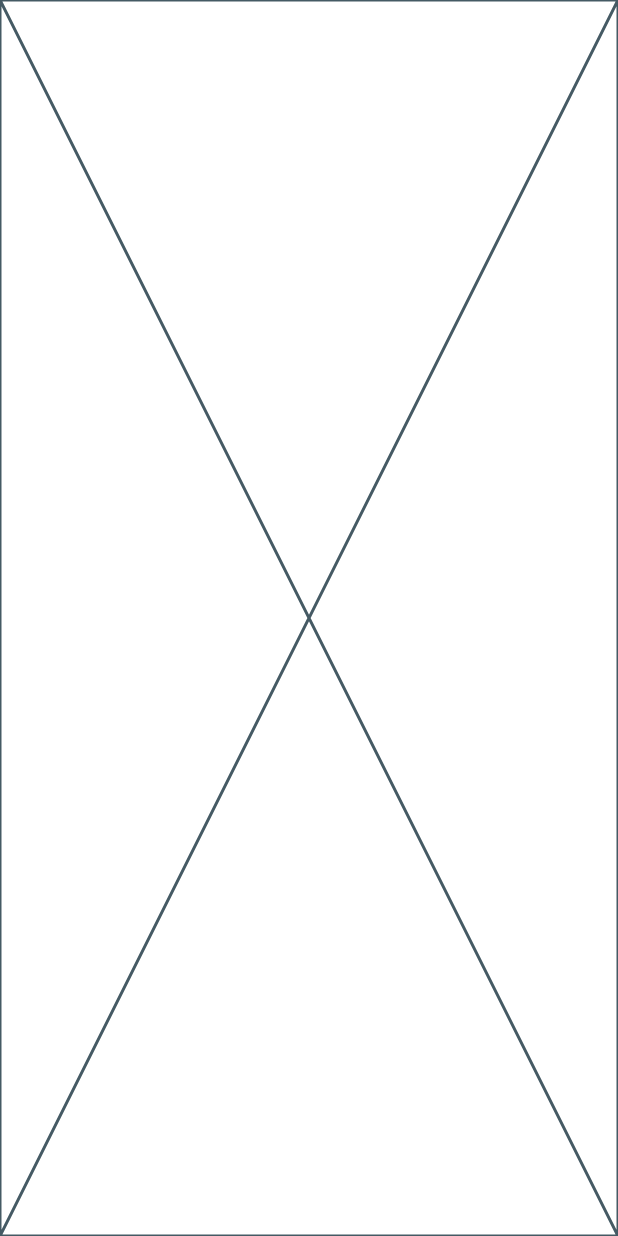
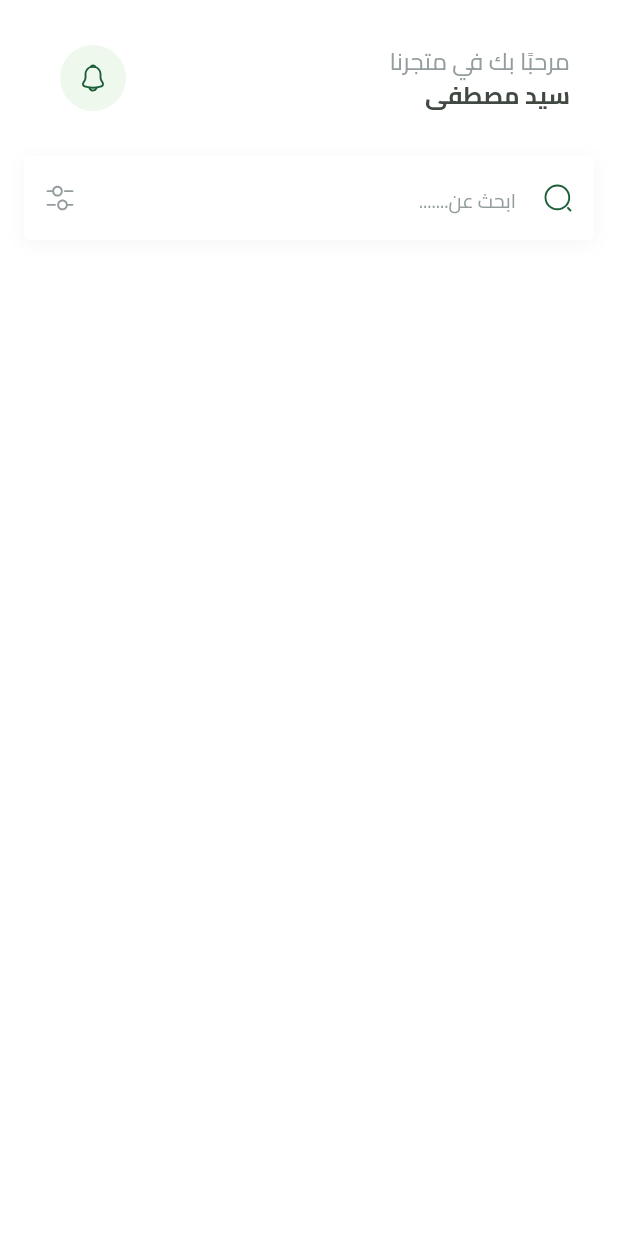
Before and after one commit to sayedmostaf/fruits_hub, a Flutter app: the HomeView screen opened by its route, on a phone screen of 412 x 824 dp. Run offline on Flutter 3.47's test engine with Material 3 defaults, Android fonts, the phone set to English and light mode, and no system bars; our stand-ins replace bloc, cloud_firestore, dartz, dots_indicator, firebase_auth, firebase_core and 6 more; missing offline and left inert: flutter_facebook_auth; accounts and stored records are empty.

Commit message:
Add search functionality and custom app bar with SVG icons
- Introduced a new `search_icon.svg` asset for the search feature.
- Implemented `SearchTextField` widget with a text field and search icon.
- Created `CustomHomeAppBar` widget featuring a greeting message and notification icon.
- Updated UI styles to enhance user experience with appropriate text styles and colors.

```diff
--- a/lib/constants.dart
+++ b/lib/constants.dart
@@ -1,2 +1,3 @@
 const kHorizontalPadding = 16.0;
+const kTopPadding = 16.0;
 const kIsOnBoardingViewSeen = 'isOnBoardingViewSeen';
--- a/lib/core/utils/app_images.dart
+++ b/lib/core/utils/app_images.dart
@@ -18,6 +18,10 @@ class Assets {
   /// assets/images/facebook_icon.svg
   static const String imagesFacebookIcon = "assets/images/facebook_icon.svg";
 
+  /// Assets for imagesFilter
+  /// assets/images/filter.svg
+  static const String imagesFilter = "assets/images/filter.svg";
+
   /// Assets for imagesGoogleIcon
   /// assets/images/google_icon.svg
   static const String imagesGoogleIcon = "assets/images/google_icon.svg";
@@ -25,6 +29,10 @@ class Assets {
   /// Assets for imagesLogo
   /// assets/images/logo.svg
   static const String imagesLogo = "assets/images/logo.svg";
+
+  /// Assets for imagesNotification
+  /// assets/images/notification.svg
+  static const String imagesNotification = "assets/images/notification.svg";
 
   /// Assets for imagesPageViewItem1BackgroundImage
   /// assets/images/page_view_item1_background_image.svg
@@ -46,6 +54,14 @@ class Assets {
   /// assets/images/plant.svg
   static const String imagesPlant = "assets/images/plant.svg";
 
+  /// Assets for imagesProfileImage
+  /// assets/images/profile_image.png
+  static const String imagesProfileImage = "assets/images/profile_image.png";
+
+  /// Assets for imagesSearchIcon
+  /// assets/images/search_icon.svg
+  static const String imagesSearchIcon = "assets/images/search_icon.svg";
+
   /// Assets for imagesSplashBottom
   /// assets/images/splash_bottom.svg
   static const String imagesSplashBottom = "assets/images/splash_bottom.svg";
--- /dev/null
+++ b/lib/core/widgets/search_text_field.dart
@@ -0,0 +1,53 @@
+import 'package:flutter/material.dart';
+import 'package:flutter_svg/svg.dart';
+import 'package:fruits_hub/core/utils/app_images.dart';
+import 'package:fruits_hub/core/utils/app_text_styles.dart';
+
+class SearchTextField extends StatelessWidget {
+  const SearchTextField({super.key});
+
+  @override
+  Widget build(BuildContext context) {
+    return Container(
+      decoration: BoxDecoration(
+        boxShadow: [
+          BoxShadow(
+            color: Color(0x0A000000),
+            blurRadius: 9,
+            offset: Offset(0, 2),
+            spreadRadius: 0,
+          ),
+        ],
+      ),
+      child: TextField(
+        keyboardType: TextInputType.text,
+        decoration: InputDecoration(
+          prefixIcon: SizedBox(
+            width: 20,
+            child: Center(child: SvgPicture.asset(Assets.imagesSearchIcon)),
+          ),
+          suffixIcon: SizedBox(
+            width: 20,
+            child: Center(child: SvgPicture.asset(Assets.imagesFilter)),
+          ),
+          hintStyle: TextStyles.regular13.copyWith(
+            color: const Color(0xFF949D9E),
+          ),
+          hintText: 'ابحث عن.......',
+          filled: true,
+          fillColor: Colors.white,
+          border: buildBorder(),
+          enabledBorder: buildBorder(),
+          focusedBorder: buildBorder(),
+        ),
+      ),
+    );
+  }
+
+  OutlineInputBorder buildBorder() {
+    return OutlineInputBorder(
+      borderRadius: BorderRadius.circular(4),
+      borderSide: const BorderSide(color: Colors.white, width: 1),
+    );
+  }
+}
--- a/lib/features/home/presentation/views/home_view.dart
+++ b/lib/features/home/presentation/views/home_view.dart
@@ -6,6 +6,6 @@ class HomeView extends StatelessWidget {
   static const routeName = 'home_view';
   @override
   Widget build(BuildContext context) {
-    return Scaffold(body: const HomeViewBody());
+    return Scaffold(body: SafeArea(child: const HomeViewBody()));
   }
 }
--- /dev/null
+++ b/lib/features/home/presentation/views/widgets/custom_home_app_bar.dart
@@ -0,0 +1,32 @@
+import 'package:flutter/material.dart';
+import 'package:flutter_svg/svg.dart';
+import 'package:fruits_hub/core/utils/app_images.dart';
+import 'package:fruits_hub/core/utils/app_text_styles.dart';
+
+class CustomHomeAppBar extends StatelessWidget {
+  const CustomHomeAppBar({super.key});
+
+  @override
+  Widget build(BuildContext context) {
+    return ListTile(
+      trailing: Container(
+        padding: const EdgeInsets.all(12),
+        decoration: ShapeDecoration(
+          shape: OvalBorder(),
+          color: Color(0xFFEEF8ED),
+        ),
+        child: SvgPicture.asset(Assets.imagesNotification),
+      ),
+      title: Text(
+        'مرحبًا بك في متجرنا',
+        textAlign: TextAlign.right,
+        style: TextStyles.regular16.copyWith(color: Color(0xFF949D9E)),
+      ),
+      subtitle: Text(
+        'سيد مصطفى',
+        textAlign: TextAlign.right,
+        style: TextStyles.bold16,
+      ),
+    );
+  }
+}
--- a/lib/features/home/presentation/views/widgets/home_view_body.dart
+++ b/lib/features/home/presentation/views/widgets/home_view_body.dart
@@ -1,10 +1,29 @@
 import 'package:flutter/material.dart';
+import 'package:fruits_hub/constants.dart';
+import 'package:fruits_hub/core/widgets/search_text_field.dart';
+import 'package:fruits_hub/features/home/presentation/views/widgets/custom_home_app_bar.dart';
 
 class HomeViewBody extends StatelessWidget {
   const HomeViewBody({super.key});
 
   @override
   Widget build(BuildContext context) {
-    return const Placeholder();
+    return Padding(
+      padding: EdgeInsets.symmetric(horizontal: 16),
+      child: CustomScrollView(
+        slivers: [
+          SliverToBoxAdapter(
+            child: Column(
+              children: [
+                SizedBox(height: kTopPadding),
+                CustomHomeAppBar(),
+                SizedBox(height: kTopPadding),
+                const SearchTextField(),
+              ],
+            ),
+          ),
+        ],
+      ),
+    );
   }
 }
```
Also changed, not shown: assets/images/filter.svg (added), assets/images/notification.svg (added), assets/images/profile_image.png (added), assets/images/search_icon.svg (added).
